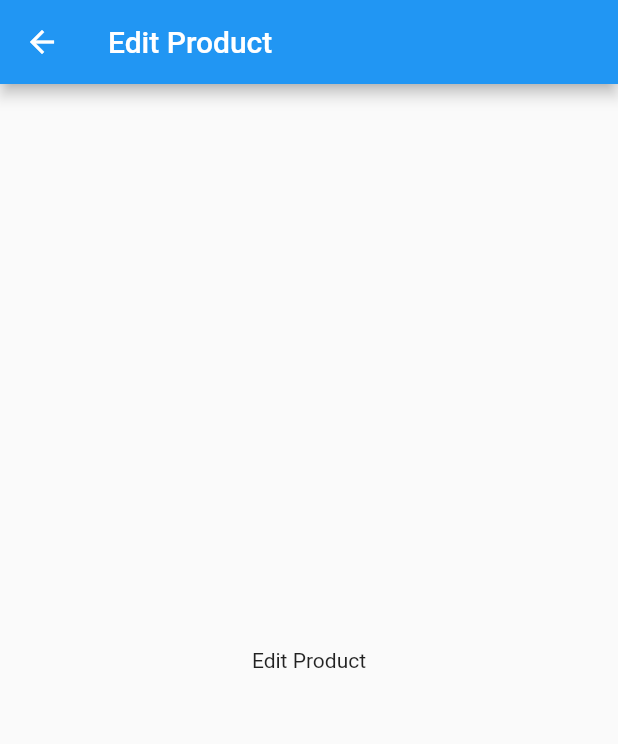
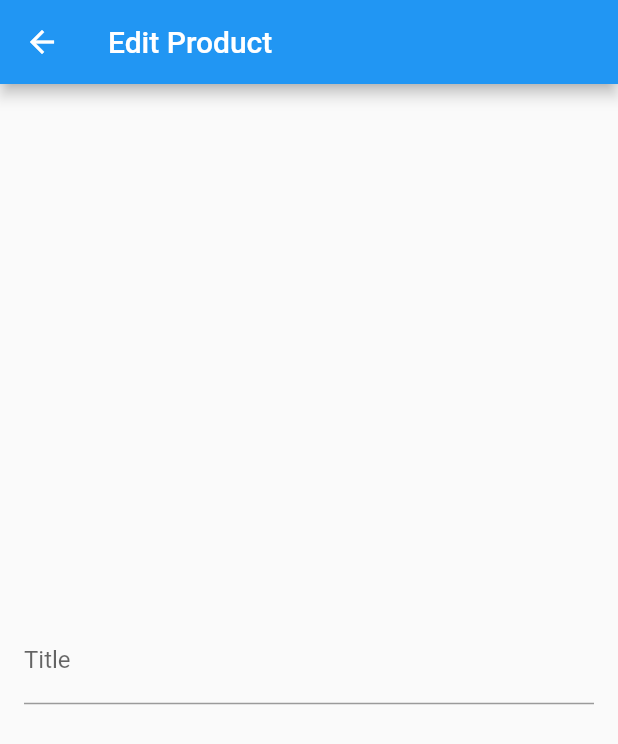
Before and after one commit to bunyawats/flutter_dart_complete_guide, a Flutter app: the EditProductScreen screen opened directly, on a phone screen of 412 x 824 dp. Shown: the top 744 px of the screen. Run offline on Flutter 3.47's test engine with Material 2 defaults, Android fonts, the phone set to English and light mode, and no system bars.

Commit message:
checkpoint 222

```diff
--- a/lib/shop_app/screens/edit_product_screen.dart
+++ b/lib/shop_app/screens/edit_product_screen.dart
@@ -16,7 +16,24 @@ class _EditProductScreenState extends State<EditProductScreen> {
         title: Text('Edit Product'),
       ),
       body: Center(
-        child: Text('Edit Product'),
+        child: Padding(
+          padding: const EdgeInsets.all(16.0),
+          child: Form(
+            child: SingleChildScrollView(
+
+              child: Column(
+                children: <Widget>[
+                  TextFormField(
+                    decoration: InputDecoration(
+                      labelText: 'Title',
+                    ),
+                    textInputAction: TextInputAction.next,
+                  ),
+                ],
+              ),
+            ),
+          ),
+        ),
       ),
     );
   }
```
